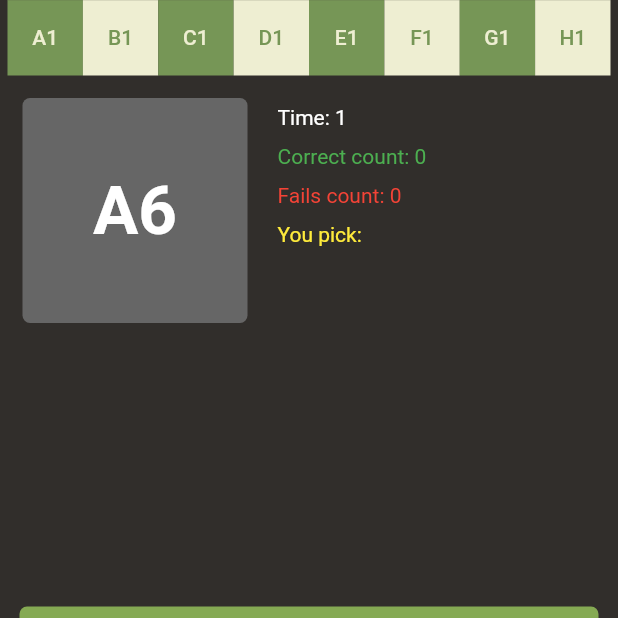
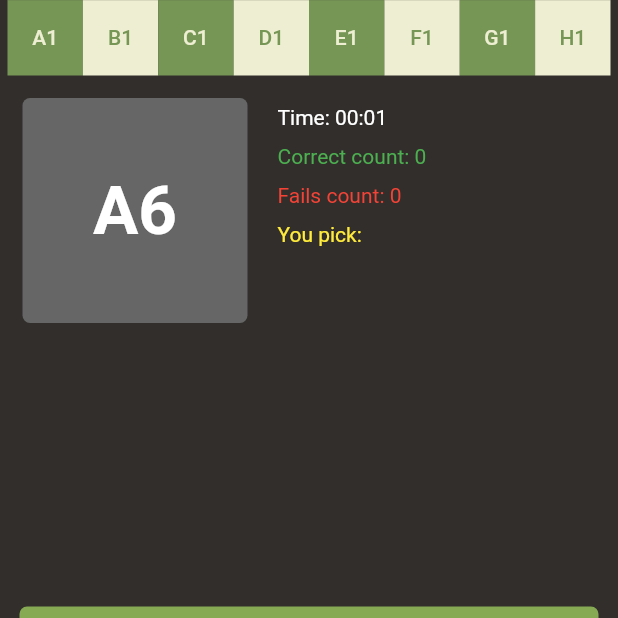
Before and after one commit to I-am-Anton-D/LearnChessBoard, a Flutter app: the screen it shows after launch, after a tap on "START", on a phone screen of 412 x 824 dp, the part 535-1153 px from its top. Run offline on Flutter 3.47's test engine with Material 2 defaults, Android fonts, the phone set to English and light mode, and no system bars.

Commit message:
Dirty all done

```diff
--- a/learn_chess_board/lib/pages/home_page.dart
+++ b/learn_chess_board/lib/pages/home_page.dart
@@ -20,9 +20,11 @@ class _HomePage extends State<HomePage> {
   int _passed = 0;
   String _youPick = "";
   String _nextField = "";
+  String _timeString = "00:00";
   FieldLabelType _selectedRadioGroupType = FieldLabelType.full;
   PlayerSide _selectedPlayerSide = PlayerSide.white;
   int _startTimer = 0;
+
   late Timer _timer;
 
   @override
@@ -159,8 +161,10 @@ class _HomePage extends State<HomePage> {
         _started = false;
         _timer.cancel();
         _startTimer = 0;
+        showAlertDialog(context);
       } else {
         startTimer();
+        _timeString = "00:00";
         _fails = 0;
         _passed = 0;
         _nextField = GameEngine.nextField();
@@ -170,6 +174,36 @@ class _HomePage extends State<HomePage> {
     });
   }
 
+  void showAlertDialog(BuildContext context) {
+    Widget okButton = TextButton(
+      child: const Text("OK"),
+      onPressed: () {
+        Navigator.of(context).pop();
+      },
+    );
+
+    // set up the AlertDialog
+    AlertDialog alert = AlertDialog(
+      backgroundColor: COMMON_BACKGROUND,
+      title: const Text("Training over", style: TextStyle(color: Colors.white)),
+      content: Text('''
+Full time: $_timeString
+Passed count: $_passed
+Fail count: $_fails ''', style: const TextStyle(color: Colors.white)),
+      actions: [
+        okButton,
+      ],
+    );
+
+    // show the dialog
+    showDialog(
+      context: context,
+      builder: (BuildContext context) {
+        return alert;
+      },
+    );
+  }
+
   void startTimer() {
     const oneSec = Duration(seconds: 1);
     _timer = Timer.periodic(
@@ -177,6 +211,7 @@ class _HomePage extends State<HomePage> {
       (Timer timer) => setState(
         () {
           _startTimer++;
+          _timeString = getTimeString();
         },
       ),
     );
@@ -204,7 +239,7 @@ class _HomePage extends State<HomePage> {
           child: Column(
             crossAxisAlignment: CrossAxisAlignment.start,
             children: [
-              Text('Time: $_startTimer'),
+              Text('Time: $_timeString'),
               Container(height: 10),
               Text('Correct count: $_passed',
                   style: const TextStyle(color: Colors.green)),
@@ -233,4 +268,14 @@ class _HomePage extends State<HomePage> {
       _nextField = GameEngine.nextField();
     });
   }
+
+  String getTimeString() {
+    final duration = Duration(seconds: _startTimer);
+    final minutes = duration.inMinutes;
+    final seconds = _startTimer % 60;
+
+    final minutesString = '$minutes'.padLeft(2, '0');
+    final secondsString = '$seconds'.padLeft(2, '0');
+    return '$minutesString:$secondsString';
+  }
 }
```
